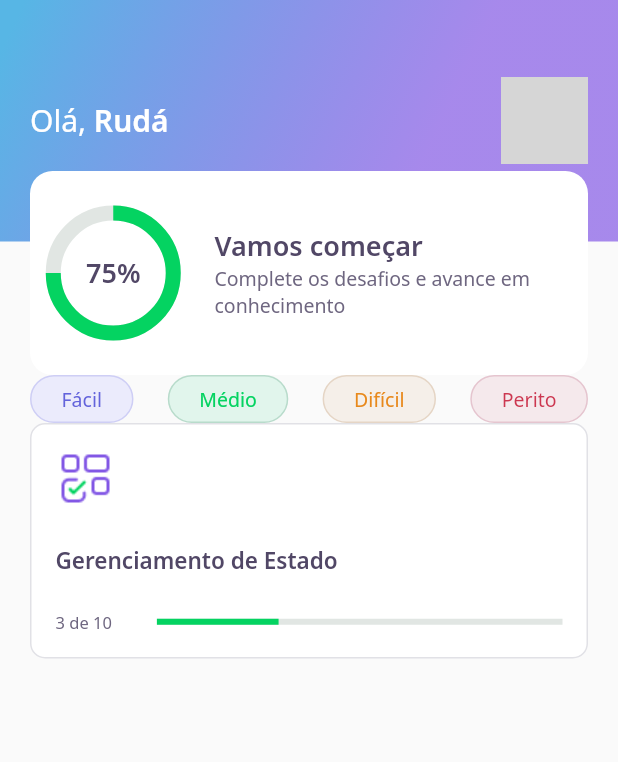
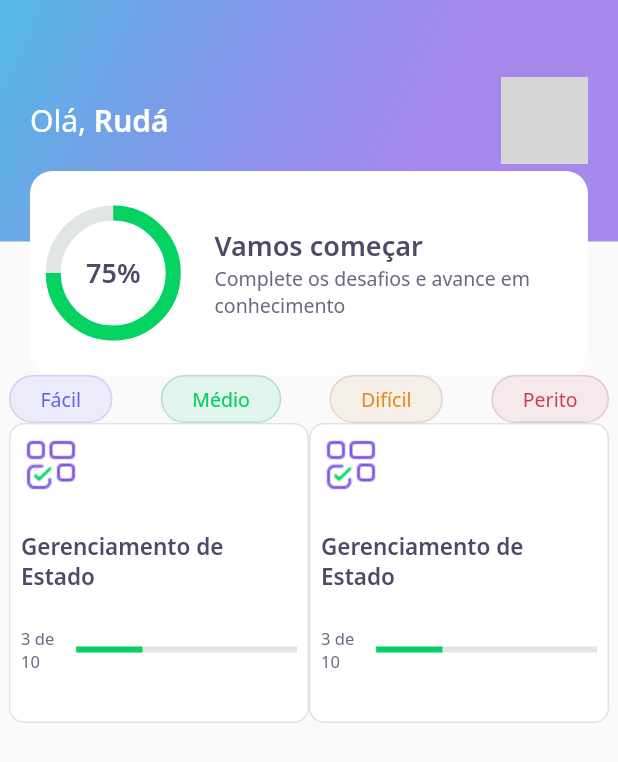
Before and after one commit to rudatorquato/DevQuiz, a Flutter app: the screen it shows after launch, on a phone screen of 412 x 824 dp. Shown: the top 762 px of the screen. Run offline on Flutter 3.47's test engine with Material 2 defaults, Android fonts, the phone set to English and light mode, and no system bars; our stand-ins replace google_fonts; network calls fail; grey boxes are pictures that could not be loaded.

Commit message:
ajuste na padding

```diff
--- a/lib/home/home_page.dart
+++ b/lib/home/home_page.dart
@@ -16,7 +16,8 @@ class _HomePageState extends State<HomePage> {
     return Scaffold(
         appBar: AppBarWidget(),
         body: Padding(
-          padding: const EdgeInsets.symmetric(horizontal: 20),
+          //padding: const EdgeInsets.symmetric(horizontal: 20),
+          padding: const EdgeInsets.symmetric(horizontal: 6),
           child: Column(
             children: [
               Row(
@@ -36,7 +37,12 @@ class _HomePageState extends State<HomePage> {
                   ),
                 ],
               ),
-              QuizCardWidget()
+              Expanded(
+                child: GridView.count(
+                  crossAxisCount: 2,
+                  children: [QuizCardWidget(), QuizCardWidget()],
+                ),
+              )
             ],
           ),
         ));
--- a/lib/home/widgets/quiz_card/quiz_card_widget.dart
+++ b/lib/home/widgets/quiz_card/quiz_card_widget.dart
@@ -9,7 +9,8 @@ class QuizCardWidget extends StatelessWidget {
   @override
   Widget build(BuildContext context) {
     return Container(
-      padding: EdgeInsets.all(16),
+      //padding: EdgeInsets.all(16),
+      padding: EdgeInsets.all(7),
       decoration: BoxDecoration(
           border: Border.fromBorderSide(BorderSide(color: AppColors.border)),
           color: AppColors.white,
```
Also changed, not shown: 4 other files.
